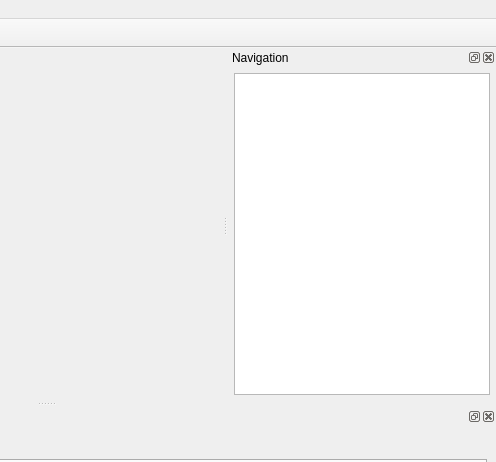
First picture: the form in oci/ui/ide.ui, repository OpenCobolIDE/OpenCobolIDE, before the edit; both pictures show x 404 to 900 and y 0 to 462 of the 900 by 700 pixel window.
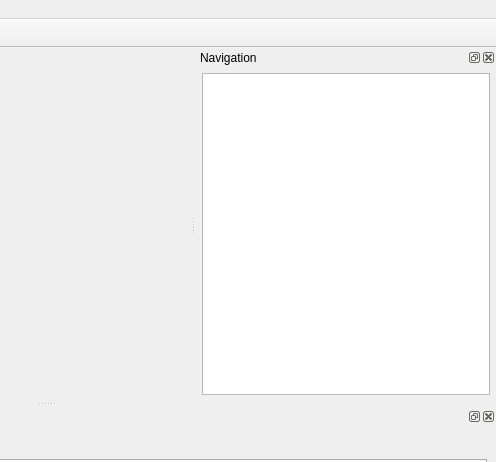
Second picture: the form after the edit. Icons and pictures are not drawn. Custom widgets are drawn as their Qt base class.

Commit message: UI: define a minimum size for the navigation panel

Diff of the .ui file:
```diff
--- a/oci/ui/ide.ui
+++ b/oci/ui/ide.ui
@@ -278,6 +278,12 @@
    <addaction name="menu"/>
   </widget>
   <widget class="QDockWidget" name="dockWidgetNavPanel">
+   <property name="minimumSize">
+    <size>
+     <width>300</width>
+     <height>121</height>
+    </size>
+   </property>
    <property name="windowTitle">
     <string>Navigation</string>
    </property>
```
The commit also changes 5 other files.
